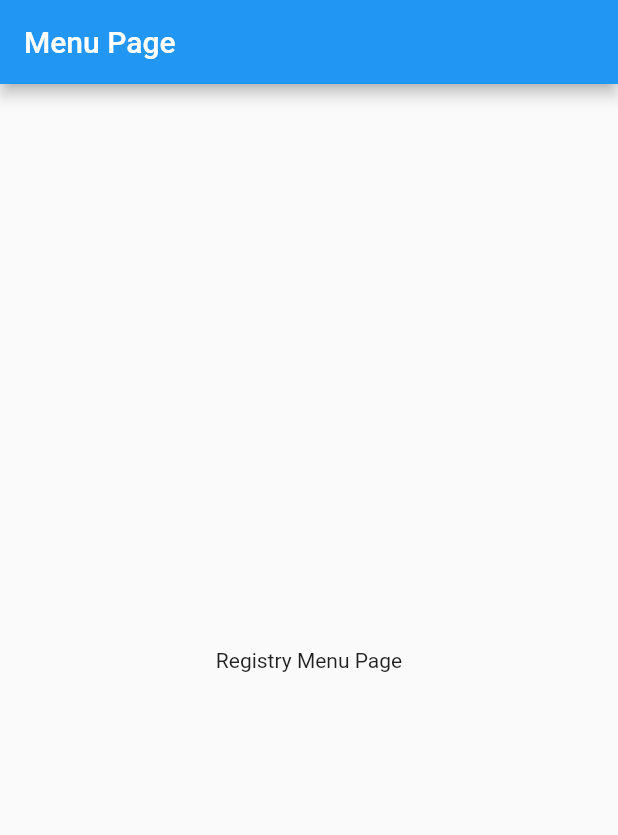
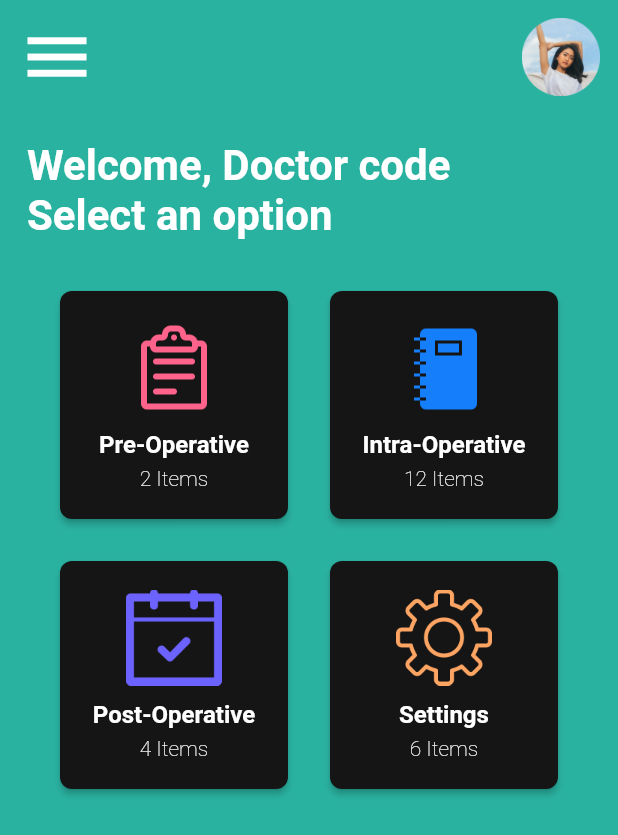
Before and after one commit to windahidayatt/mobile-registry, a Flutter app: the MenuPage screen opened directly, on a phone screen of 412 x 824 dp. Shown: the top 835 px of the screen. Run offline on Flutter 3.47's test engine with Material 2 defaults, Android fonts, the phone set to English and light mode, and no system bars; our stand-ins replace get.

Commit message:
Initial menu page.

```diff
--- a/lib/lib/main.dart
+++ /dev/null
@@ -1,18 +0,0 @@
-import 'package:flutter/material.dart';
-import 'package:get/get.dart';
-import 'package:mobile_registry/lib/ui/menu/page/menu_page.dart';
-
-void main() {
-  runApp(const MyApp());
-}
-
-class MyApp extends StatelessWidget {
-  const MyApp({Key? key}) : super(key: key);
-  @override
-  Widget build(BuildContext context) {
-    return const GetMaterialApp(
-      title: 'Flutter Demo',
-      home: MenuPage(),
-    );
-  }
-}
--- a/lib/lib/ui/menu/page/menu_page.dart
+++ /dev/null
@@ -1,17 +0,0 @@
-import 'package:flutter/material.dart';
-
-class MenuPage extends StatelessWidget {
-  const MenuPage({Key? key}) : super(key: key);
-
-  @override
-  Widget build(BuildContext context) {
-    return Scaffold(
-      appBar: AppBar(
-        title: const Text("Menu Page"),
-      ),
-      body: const Center(
-        child: Text("Registry Menu Page"),
-      ),
-    );
-  }
-}
--- a/lib/main.dart
+++ b/lib/main.dart
@@ -1,4 +1,7 @@
 import 'package:flutter/material.dart';
+import 'package:get/get.dart';
+
+import 'ui/menu/page/menu_page.dart';
 
 void main() {
   runApp(const MyApp());
@@ -6,110 +9,11 @@ void main() {
 
 class MyApp extends StatelessWidget {
   const MyApp({Key? key}) : super(key: key);
-
-  // This widget is the root of your application.
   @override
   Widget build(BuildContext context) {
-    return MaterialApp(
+    return const GetMaterialApp(
       title: 'Flutter Demo',
-      theme: ThemeData(
-        // This is the theme of your application.
-        //
-        // Try running your application with "flutter run". You'll see the
-        // application has a blue toolbar. Then, without quitting the app, try
-        // changing the primarySwatch below to Colors.green and then invoke
-        // "hot reload" (press "r" in the console where you ran "flutter run",
-        // or simply save your changes to "hot reload" in a Flutter IDE).
-        // Notice that the counter didn't reset back to zero; the application
-        // is not restarted.
-        primarySwatch: Colors.blue,
-      ),
-      home: const MyHomePage(title: 'Flutter Demo Home Page'),
+      home: MenuPage(),
     );
   }
 }
-
-class MyHomePage extends StatefulWidget {
-  const MyHomePage({Key? key, required this.title}) : super(key: key);
-
-  // This widget is the home page of your application. It is stateful, meaning
-  // that it has a State object (defined below) that contains fields that affect
-  // how it looks.
-
-  // This class is the configuration for the state. It holds the values (in this
-  // case the title) provided by the parent (in this case the App widget) and
-  // used by the build method of the State. Fields in a Widget subclass are
-  // always marked "final".
-
-  final String title;
-
-  @override
-  State<MyHomePage> createState() => _MyHomePageState();
-}
-
-class _MyHomePageState extends State<MyHomePage> {
-  int _counter = 0;
-
-  void _incrementCounter() {
-    setState(() {
-      // This call to setState tells the Flutter framework that something has
-      // changed in this State, which causes it to rerun the build method below
-      // so that the display can reflect the updated values. If we changed
-      // _counter without calling setState(), then the build method would not be
-      // called again, and so nothing would appear to happen.
-      _counter++;
-    });
-  }
-
-  @override
-  Widget build(BuildContext context) {
-    // This method is rerun every time setState is called, for instance as done
-    // by the _incrementCounter method above.
-    //
-    // The Flutter framework has been optimized to make rerunning build methods
-    // fast, so that you can just rebuild anything that needs updating rather
-    // than having to individually change instances of widgets.
-    return Scaffold(
-      appBar: AppBar(
-        // Here we take the value from the MyHomePage object that was created by
-        // the App.build method, and use it to set our appbar title.
-        title: Text(widget.title),
-      ),
-      body: Center(
-        // Center is a layout widget. It takes a single child and positions it
-        // in the middle of the parent.
-        child: Column(
-          // Column is also a layout widget. It takes a list of children and
-          // arranges them vertically. By default, it sizes itself to fit its
-          // children horizontally, and tries to be as tall as its parent.
-          //
-          // Invoke "debug painting" (press "p" in the console, choose the
-          // "Toggle Debug Paint" action from the Flutter Inspector in Android
-          // Studio, or the "Toggle Debug Paint" command in Visual Studio Code)
-          // to see the wireframe for each widget.
-          //
-          // Column has various properties to control how it sizes itself and
-          // how it positions its children. Here we use mainAxisAlignment to
-          // center the children vertically; the main axis here is the vertical
-          // axis because Columns are vertical (the cross axis would be
-          // horizontal).
-          mainAxisAlignment: MainAxisAlignment.center,
-          children: <Widget>[
-            const Text(
-              'You have pushed the button this many times:',
-            ),
-            Text(
-              '$_counter',
-              style: Theme.of(context).textTheme.headline4,
-            ),
-          ],
-        ),
-      ),
-      floatingActionButton: FloatingActionButton(
-        onPressed: _incrementCounter,
-        tooltip: 'Increment',
-        child: const Icon(Icons.add),
-      ), // This trailing comma makes auto-formatting nicer for build methods.
-    );
-  }
-}
--- /dev/null
+++ b/lib/ui/menu/page/menu_page.dart
@@ -0,0 +1,226 @@
+import 'package:flutter/material.dart';
+
+class MenuPage extends StatelessWidget {
+  const MenuPage({Key? key}) : super(key: key);
+
+  @override
+  Widget build(BuildContext context) {
+    return Scaffold(
+      backgroundColor: const Color(0xFF2AB2A1),
+      body: SafeArea(
+        child: Column(
+          crossAxisAlignment: CrossAxisAlignment.start,
+          children: <Widget>[
+            Padding(
+              padding: const EdgeInsets.all(12.0),
+              child: Row(
+                mainAxisAlignment: MainAxisAlignment.spaceBetween,
+                children: <Widget>[
+                  const Icon(
+                    Icons.menu,
+                    color: Colors.white,
+                    size: 52.0,
+                  ),
+                  Image.asset(
+                    "assets/image.png",
+                    width: 52.0,
+                  )
+                ],
+              ),
+            ),
+            const Padding(
+              padding: EdgeInsets.all(18.0),
+              child: Text(
+                "Welcome, Doctor code \nSelect an option",
+                style: TextStyle(
+                    color: Colors.white,
+                    fontSize: 28.0,
+                    fontWeight: FontWeight.bold),
+                textAlign: TextAlign.start,
+              ),
+            ),
+            Padding(
+              padding: const EdgeInsets.all(12.0),
+              child: Center(
+                child: Wrap(
+                  spacing: 20,
+                  runSpacing: 20.0,
+                  children: <Widget>[
+                    SizedBox(
+                      width: 160.0,
+                      height: 160.0,
+                      child: Card(
+                        color: const Color.fromARGB(255, 21, 21, 21),
+                        elevation: 2.0,
+                        shape: RoundedRectangleBorder(
+                            borderRadius: BorderRadius.circular(8.0)),
+                        child: Center(
+                            child: Padding(
+                          padding: const EdgeInsets.all(8.0),
+                          child: Column(
+                            mainAxisAlignment: MainAxisAlignment.center,
+                            children: <Widget>[
+                              Image.asset(
+                                "assets/todo.png",
+                                width: 64.0,
+                              ),
+                              const SizedBox(
+                                height: 10.0,
+                              ),
+                              const Text(
+                                "Pre-Operative",
+                                style: TextStyle(
+                                    color: Colors.white,
+                                    fontWeight: FontWeight.bold,
+                                    fontSize: 16.0),
+                              ),
+                              const SizedBox(
+                                height: 5.0,
+                              ),
+                              const Text(
+                                "2 Items",
+                                style: TextStyle(
+                                    color: Colors.white,
+                                    fontWeight: FontWeight.w100),
+                              )
+                            ],
+                          ),
+                        )),
+                      ),
+                    ),
+                    SizedBox(
+                      width: 160.0,
+                      height: 160.0,
+                      child: Card(
+                        color: const Color.fromARGB(255, 21, 21, 21),
+                        elevation: 2.0,
+                        shape: RoundedRectangleBorder(
+                            borderRadius: BorderRadius.circular(8.0)),
+                        child: Center(
+                            child: Padding(
+                          padding: const EdgeInsets.all(8.0),
+                          child: Column(
+                            mainAxisAlignment: MainAxisAlignment.center,
+                            children: <Widget>[
+                              Image.asset(
+                                "assets/note.png",
+                                width: 64.0,
+                              ),
+                              const SizedBox(
+                                height: 10.0,
+                              ),
+                              const Text(
+                                "Intra-Operative",
+                                style: TextStyle(
+                                    color: Colors.white,
+                                    fontWeight: FontWeight.bold,
+                                    fontSize: 16.0),
+                              ),
+                              const SizedBox(
+                                height: 5.0,
+                              ),
+                              const Text(
+                                "12 Items",
+                                style: TextStyle(
+                                    color: Colors.white,
+                                    fontWeight: FontWeight.w100),
+                              )
+                            ],
+                          ),
+                        )),
+                      ),
+                    ),
+                    SizedBox(
+                      width: 160.0,
+                      height: 160.0,
+                      child: Card(
+                        color: const Color.fromARGB(255, 21, 21, 21),
+                        elevation: 2.0,
+                        shape: RoundedRectangleBorder(
+                            borderRadius: BorderRadius.circular(8.0)),
+                        child: Center(
+                            child: Padding(
+                          padding: const EdgeInsets.all(8.0),
+                          child: Column(
+                            mainAxisAlignment: MainAxisAlignment.center,
+                            children: <Widget>[
+                              Image.asset(
+                                "assets/calendar.png",
+                                width: 64.0,
+                              ),
+                              const SizedBox(
+                                height: 10.0,
+                              ),
+                              const Text(
+                                "Post-Operative",
+                                style: TextStyle(
+                                    color: Colors.white,
+                                    fontWeight: FontWeight.bold,
+                                    fontSize: 16.0),
+                              ),
+                              const SizedBox(
+                                height: 5.0,
+                              ),
+                              const Text(
+                                "4 Items",
+                                style: TextStyle(
+                                    color: Colors.white,
+                                    fontWeight: FontWeight.w100),
+                              )
+                            ],
+                          ),
+                        )),
+                      ),
+                    ),
+                    SizedBox(
+                      width: 160.0,
+                      height: 160.0,
+                      child: Card(
+                        color: const Color.fromARGB(255, 21, 21, 21),
+                        elevation: 2.0,
+                        shape: RoundedRectangleBorder(
+                            borderRadius: BorderRadius.circular(8.0)),
+                        child: Center(
+                            child: Padding(
+                          padding: const EdgeInsets.all(8.0),
+                          child: Column(
+                            mainAxisAlignment: MainAxisAlignment.center,
+                            children: <Widget>[
+                              Image.asset(
+                                "assets/settings.png",
+                                width: 64.0,
+                              ),
+                              const SizedBox(
+                                height: 10.0,
+                              ),
+                              const Text(
+                                "Settings",
+                                style: TextStyle(
+                                    color: Colors.white,
+                                    fontWeight: FontWeight.bold,
+                                    fontSize: 16.0),
+                              ),
+                              const SizedBox(
+                                height: 5.0,
+                              ),
+                              const Text(
+                                "6 Items",
+                                style: TextStyle(
+                                    color: Colors.white,
+                                    fontWeight: FontWeight.w100),
+                              )
+                            ],
+                          ),
+                        )),
+                      ),
+                    ),
+                  ],
+                ),
+              ),
+            )
+          ],
+        ),
+      ),
+    );
+  }
+}
--- a/pubspec.yaml
+++ b/pubspec.yaml
@@ -61,8 +61,8 @@ flutter:
   uses-material-design: true
 
   # To add assets to your application, add an assets section, like this:
-  # assets:
-  #   - images/a_dot_burr.jpeg
+  assets:
+    - assets/
   #   - images/a_dot_ham.jpeg
 
   # An image asset can refer to one or more resolution-specific "variants", see
```
Also changed, not shown: assets/calendar.png (added), assets/image.png (added), assets/note.png (added), assets/settings.png (added), assets/todo.png (added), lib/ui/menu/controller/menu_controller.dart (renamed from lib/lib/ui/menu/controller/menu_controller.dart), lib/ui/splash/controller/splash_controller.dart (renamed from lib/lib/ui/splash/controller/splash_controller.dart), lib/ui/splash/page/splash_page.dart (renamed from lib/lib/ui/splash/page/splash_page.dart).
